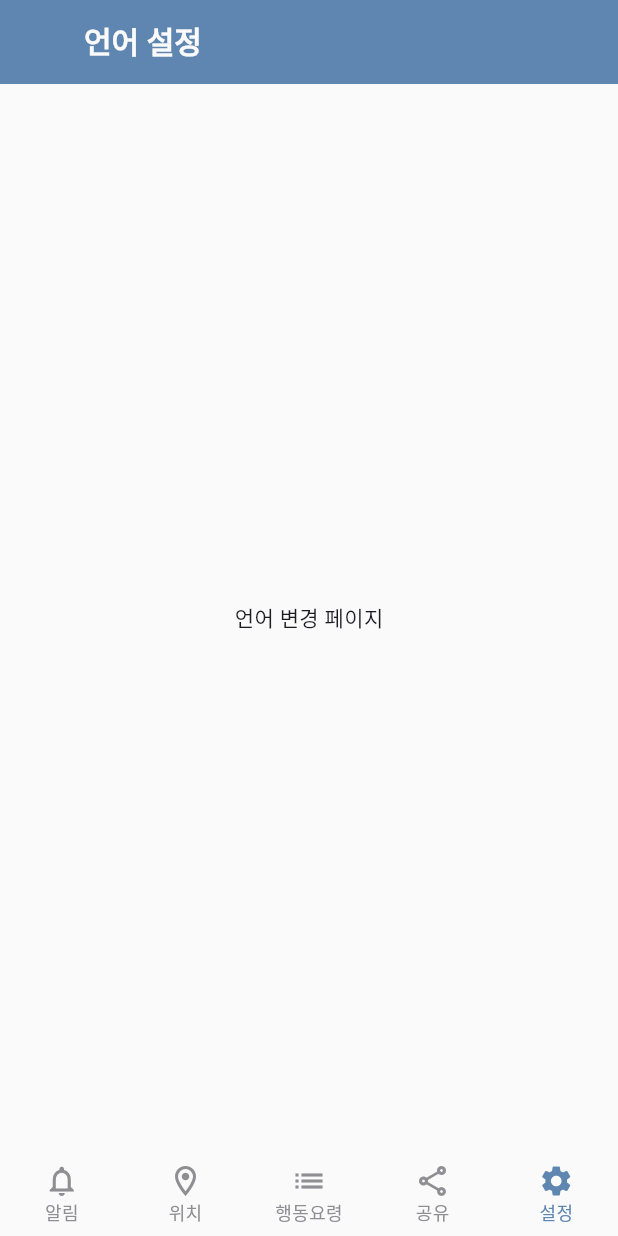
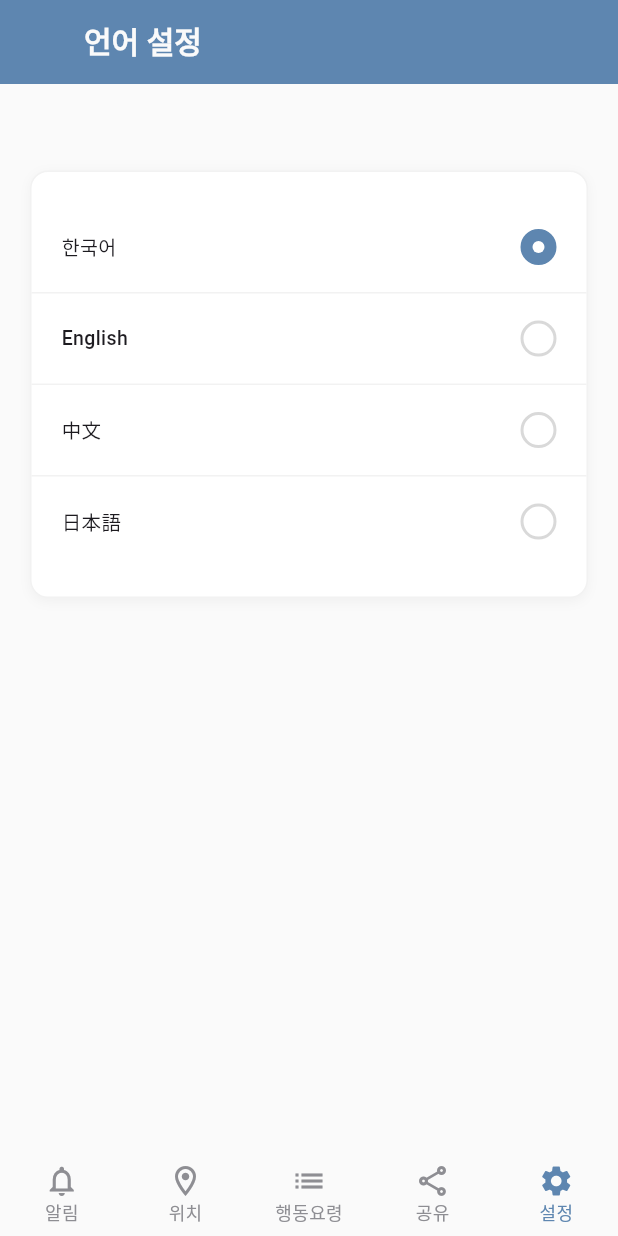
Before and after one commit to chltmddn29/musahi, a Flutter app: the LanguageChangePage screen opened by its route, on a phone screen of 412 x 824 dp. Run offline on Flutter 3.47's test engine with Material 3 defaults, Android fonts, the phone set to English and light mode, and no system bars; our stand-ins replace cloud_firestore, firebase_core, firebase_messaging, go_router; accounts and stored records are empty; Roboto replaces fonts that are missing (Pretendard).

Commit message:
feat : 언어 변경 페이지 제작
- 언어 변경 페이지 제작
- 언어 변경 페이지 제작에 사용되는 위젯 개발

```diff
--- a/lib/features/setting/presentation/setting_detail/language_change_page.dart
+++ b/lib/features/setting/presentation/setting_detail/language_change_page.dart
@@ -1,15 +1,76 @@
 import 'package:flutter/material.dart';
+import 'package:musahi/core/constants/color.dart';
 import 'package:musahi/core/widgets/base_scaffold.dart';
 import 'package:musahi/core/widgets/custom_app_bar.dart';
+import 'package:musahi/features/setting/widget/language_selection_tile.dart';
 
-class LanguageChangePage extends StatelessWidget {
+enum AppLanguage {
+  korean('한국어'),
+  english('English'),
+  chinese('中文'),
+  japanese('日本語');
+
+  final String label;
+
+  const AppLanguage(this.label);
+}
+
+class LanguageChangePage extends StatefulWidget {
   const LanguageChangePage({super.key});
 
   @override
+  State<LanguageChangePage> createState() => _LanguageChangePageState();
+}
+
+class _LanguageChangePageState extends State<LanguageChangePage> {
+  AppLanguage _selected = AppLanguage.korean;
+
+  void _onChanged(AppLanguage? language) {
+    if (language == null) return;
+    setState(() => _selected = language);
+  }
+
+  @override
   Widget build(BuildContext context) {
-    return const BaseScaffold(
-      appBar: CustomAppBar(title: '언어 설정', icon: false),
-      child: Center(child: Text('언어 변경 페이지')),
+    final languages = AppLanguage.values;
+
+    return BaseScaffold(
+      appBar: const CustomAppBar(title: '언어 설정', icon: false),
+      child: Padding(
+        padding: EdgeInsets.symmetric(vertical: MediaQuery.of(context).size.height * 0.07),
+        child: Container(
+          decoration: BoxDecoration(
+            border: Border.all(color: AppColors.divider),
+            color: Colors.white,
+            borderRadius: BorderRadius.circular(12),
+            boxShadow: [
+              BoxShadow(
+                color: Colors.black.withOpacity(0.04),
+                blurRadius: 6,
+                offset: const Offset(0, 2),
+              ),
+            ],
+          ),
+          clipBehavior: Clip.antiAlias,
+          child: Padding(
+            padding: const EdgeInsets.symmetric(vertical: 20),
+            child: Column(
+              mainAxisSize: MainAxisSize.min,
+              children:[
+                ...List.generate(languages.length, (index) {
+                final language = languages[index];
+                return LanguageSelectionTile<AppLanguage>(
+                  languageName: language.label,
+                  value: language,
+                  groupValue: _selected,
+                  onChanged: _onChanged,
+                  showDivider: index != languages.length - 1,
+                );
+              }),
+            ]),
+          ),
+        ),
+      ),
     );
   }
 }
--- /dev/null
+++ b/lib/features/setting/widget/language_selection_tile.dart
@@ -0,0 +1,80 @@
+import 'package:flutter/material.dart';
+import 'package:musahi/core/constants/color.dart';
+import 'package:musahi/core/constants/font.dart';
+
+class LanguageSelectionTile<T> extends StatelessWidget {
+  final String languageName;
+  final T value;
+  final T? groupValue;
+  final ValueChanged<T?>? onChanged;
+  final bool showDivider;
+
+  const LanguageSelectionTile({
+    super.key,
+    required this.languageName,
+    required this.value,
+    required this.groupValue,
+    required this.onChanged,
+    this.showDivider = true,
+  });
+
+  bool get _isSelected => value == groupValue;
+
+  @override
+  Widget build(BuildContext context) {
+    return InkWell(
+      onTap: onChanged == null ? null : () => onChanged!(value),
+      child: Column(
+        children: [
+          Padding(
+            padding: const EdgeInsets.symmetric(horizontal: 20, vertical: 18),
+            child: Row(
+              mainAxisAlignment: MainAxisAlignment.spaceBetween,
+              children: [
+                Text(languageName, style: AppTextStyles.label),
+                _RadioIndicator(isSelected: _isSelected),
+              ],
+            ),
+          ),
+          if (showDivider)
+            const Divider(height: 1, thickness: 1, color: AppColors.divider),
+        ],
+      ),
+    );
+  }
+}
+
+class _RadioIndicator extends StatelessWidget {
+  final bool isSelected;
+
+  const _RadioIndicator({required this.isSelected});
+
+  @override
+  Widget build(BuildContext context) {
+    return AnimatedContainer(
+      duration: const Duration(milliseconds: 150),
+      width: 24,
+      height: 24,
+      decoration: BoxDecoration(
+        shape: BoxShape.circle,
+        color: isSelected ? AppColors.primary : Colors.transparent,
+        border: Border.all(
+          color: isSelected ? AppColors.primary : const Color(0xFFD9D9D9),
+          width: 2,
+        ),
+      ),
+      child: isSelected
+          ? Center(
+        child: Container(
+          width: 8,
+          height: 8,
+          decoration: const BoxDecoration(
+            shape: BoxShape.circle,
+            color: Colors.white,
+          ),
+        ),
+      )
+          : null,
+    );
+  }
+}
```
